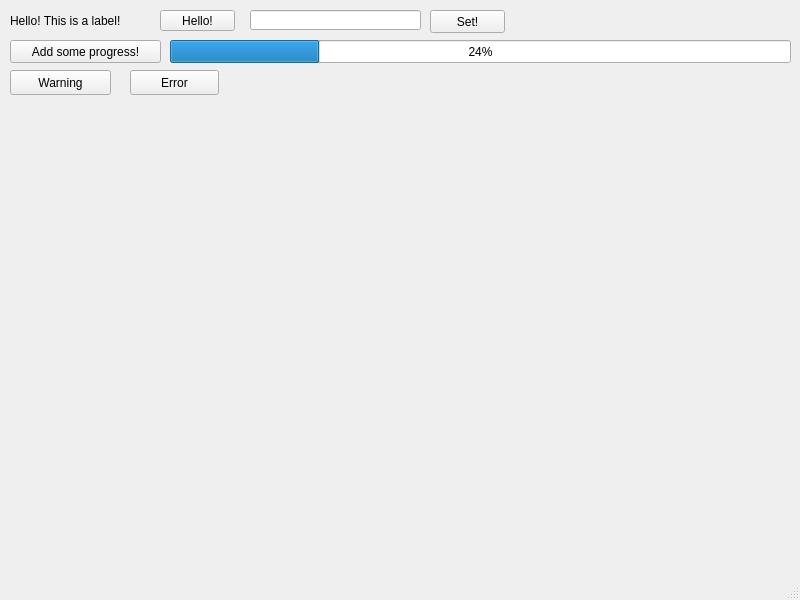
This is mainwindow.ui in Hello56721/a-qt-project as Qt 5 draws it before an edit. The edited form follows.
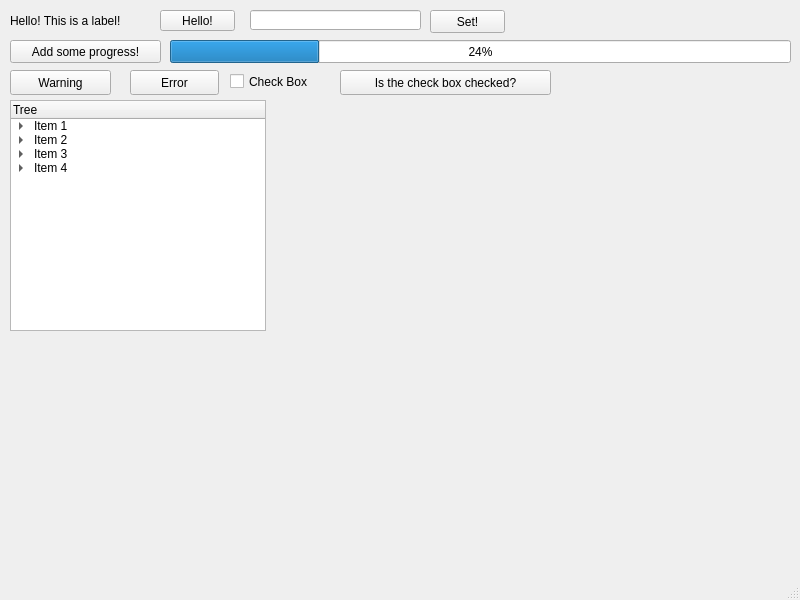
This is the edited form.

Commit message: Added a tree widget

Patch:
```diff
--- a/mainwindow.ui
+++ b/mainwindow.ui
@@ -134,6 +134,107 @@
      <string>Error</string>
     </property>
    </widget>
+   <widget class="QTreeWidget" name="treeWidget">
+    <property name="geometry">
+     <rect>
+      <x>10</x>
+      <y>100</y>
+      <width>256</width>
+      <height>231</height>
+     </rect>
+    </property>
+    <column>
+     <property name="text">
+      <string>Tree</string>
+     </property>
+    </column>
+    <item>
+     <property name="text">
+      <string>Item 1</string>
+     </property>
+     <item>
+      <property name="text">
+       <string>Item 1.1</string>
+      </property>
+     </item>
+     <item>
+      <property name="text">
+       <string>Item 1.2</string>
+      </property>
+     </item>
+    </item>
+    <item>
+     <property name="text">
+      <string>Item 2</string>
+     </property>
+     <item>
+      <property name="text">
+       <string>Item 2.1</string>
+      </property>
+     </item>
+     <item>
+      <property name="text">
+       <string>Item 2.2</string>
+      </property>
+     </item>
+    </item>
+    <item>
+     <property name="text">
+      <string>Item 3</string>
+     </property>
+     <item>
+      <property name="text">
+       <string>Item 3.1</string>
+      </property>
+     </item>
+     <item>
+      <property name="text">
+       <string>Item 3.2</string>
+      </property>
+     </item>
+    </item>
+    <item>
+     <property name="text">
+      <string>Item 4</string>
+     </property>
+     <item>
+      <property name="text">
+       <string>Item 4.1</string>
+      </property>
+     </item>
+     <item>
+      <property name="text">
+       <string>Item 4.2</string>
+      </property>
+     </item>
+    </item>
+   </widget>
+   <widget class="QCheckBox" name="checkBox">
+    <property name="geometry">
+     <rect>
+      <x>230</x>
+      <y>70</y>
+      <width>111</width>
+      <height>23</height>
+     </rect>
+    </property>
+    <property name="text">
+     <string>Check Box</string>
+    </property>
+   </widget>
+   <widget class="QPushButton" name="checkCheckBox">
+    <property name="geometry">
+     <rect>
+      <x>340</x>
+      <y>70</y>
+      <width>211</width>
+      <height>25</height>
+     </rect>
+    </property>
+    <property name="text">
+     <string>Is the check box checked?</string>
+    </property>
+   </widget>
   </widget>
   <widget class="QMenuBar" name="menubar">
    <property name="geometry">
```
The commit also changes 3 other files.
